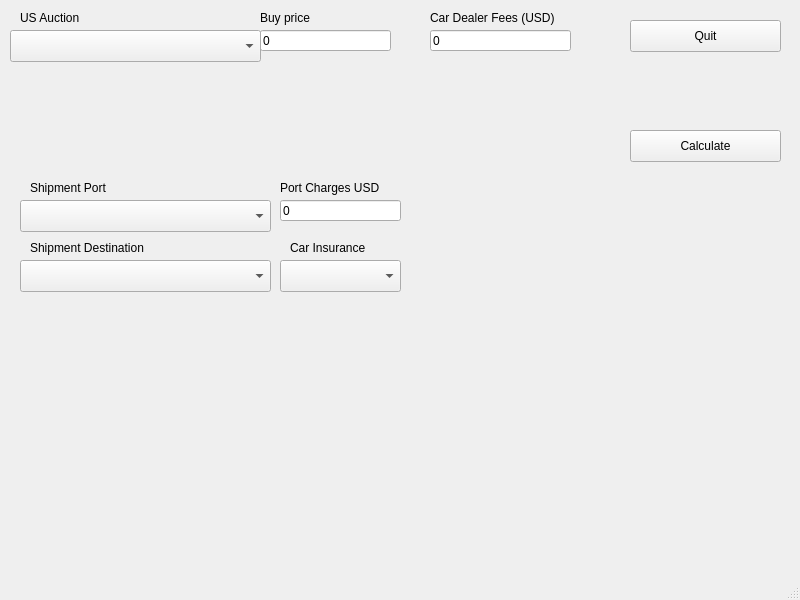
Qt form mainwindow.ui (C0nstanta/manheim) before a commit.
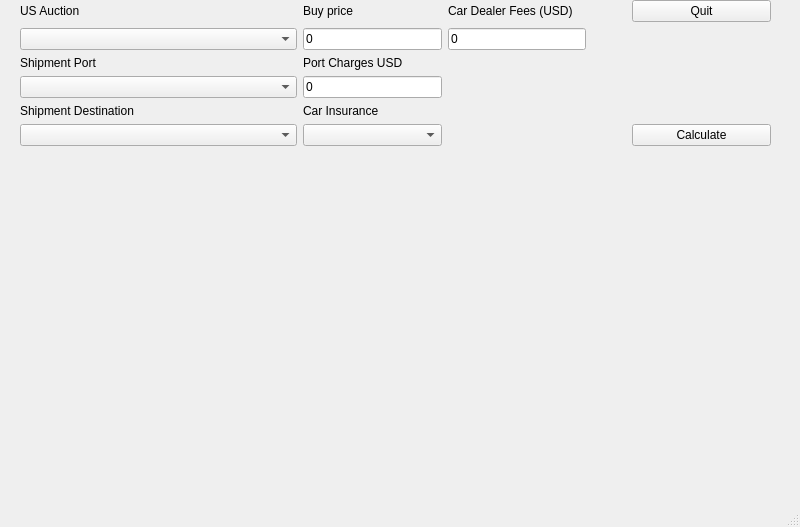
The same form after that commit.

Commit message:
stretch: window
window stretching

Issue-ID: not stretching

```diff
--- a/mainwindow.ui
+++ b/mainwindow.ui
@@ -7,7 +7,7 @@
     <x>0</x>
     <y>0</y>
     <width>800</width>
-    <height>600</height>
+    <height>527</height>
    </rect>
   </property>
   <property name="windowTitle">
@@ -17,207 +17,162 @@
    <widget class="QWidget" name="widget" native="true">
     <property name="geometry">
      <rect>
-      <x>10</x>
+      <x>0</x>
       <y>0</y>
       <width>781</width>
-      <height>571</height>
+      <height>591</height>
      </rect>
     </property>
+    <widget class="QWidget" name="gridLayoutWidget">
+     <property name="geometry">
+      <rect>
+       <x>0</x>
+       <y>0</y>
+       <width>771</width>
+       <height>271</height>
+      </rect>
+     </property>
+     <layout class="QGridLayout" name="gridLayout" rowstretch="0,0,0,0,0,0,0,0,0,0" columnstretch="0,2,1,1,0,1">
+      <item row="4" column="2">
+       <widget class="QLineEdit" name="lEditPortCharges">
+        <property name="text">
+         <string>0</string>
+        </property>
+       </widget>
+      </item>
+      <item row="4" column="1">
+       <widget class="QComboBox" name="CB_USPortLoading"/>
+      </item>
+      <item row="1" column="5">
+       <widget class="QPushButton" name="pushButtonQuit">
+        <property name="text">
+         <string>Quit</string>
+        </property>
+       </widget>
+      </item>
+      <item row="9" column="1">
+       <spacer name="horizontalSpacer">
+        <property name="orientation">
+         <enum>Qt::Orientation::Horizontal</enum>
+        </property>
+        <property name="sizeHint" stdset="0">
+         <size>
+          <width>40</width>
+          <height>20</height>
+         </size>
+        </property>
+       </spacer>
+      </item>
+      <item row="3" column="1">
+       <widget class="QLabel" name="lUSPort">
+        <property name="text">
+         <string>Shipment Port</string>
+        </property>
+       </widget>
+      </item>
+      <item row="2" column="1">
     <widget class="QComboBox" name="CB_Auction">
-     <property name="geometry">
-      <rect>
-       <x>0</x>
-       <y>30</y>
-       <width>251</width>
-       <height>32</height>
-      </rect>
-     </property>
-    </widget>
+        <property name="currentText">
+         <string extracomment="Auctions of USA"/>
+        </property>
+       </widget>
+      </item>
+      <item row="3" column="2">
+       <widget class="QLabel" name="lPortCharges">
+        <property name="text">
+         <string>Port Charges USD</string>
+        </property>
+       </widget>
+      </item>
+      <item row="7" column="5">
     <widget class="QPushButton" name="pushButton">
-     <property name="geometry">
-      <rect>
-       <x>620</x>
-       <y>130</y>
-       <width>151</width>
-       <height>32</height>
-      </rect>
-     </property>
      <property name="text">
       <string>Calculate</string>
      </property>
     </widget>
-    <widget class="QComboBox" name="mCBDestinationCountry">
-     <property name="geometry">
-      <rect>
-       <x>10</x>
-       <y>260</y>
-       <width>251</width>
-       <height>32</height>
-      </rect>
-     </property>
-    </widget>
-    <widget class="QComboBox" name="CB_USPortLoading">
-     <property name="geometry">
-      <rect>
-       <x>10</x>
-       <y>200</y>
-       <width>251</width>
-       <height>32</height>
-      </rect>
-     </property>
-    </widget>
-    <widget class="QLabel" name="lAuction">
-     <property name="geometry">
-      <rect>
-       <x>10</x>
-       <y>10</y>
-       <width>121</width>
-       <height>16</height>
-      </rect>
-     </property>
+      </item>
+      <item row="5" column="2">
+       <widget class="QLabel" name="lCarInsurance">
      <property name="text">
-      <string>US Auction</string>
-     </property>
-    </widget>
+         <string>Car Insurance</string>
+        </property>
+       </widget>
+      </item>
+      <item row="5" column="1">
     <widget class="QLabel" name="lDestinationCountry">
-     <property name="geometry">
-      <rect>
-       <x>20</x>
-       <y>240</y>
-       <width>131</width>
-       <height>16</height>
-      </rect>
-     </property>
      <property name="text">
       <string>Shipment Destination</string>
      </property>
     </widget>
-    <widget class="QLabel" name="lUSPort">
-     <property name="geometry">
-      <rect>
-       <x>20</x>
-       <y>180</y>
-       <width>131</width>
-       <height>16</height>
-      </rect>
-     </property>
-     <property name="text">
-      <string>Shipment Port</string>
-     </property>
-    </widget>
+      </item>
+      <item row="1" column="3">
     <widget class="QLabel" name="lCarDealerFee">
-     <property name="geometry">
-      <rect>
-       <x>420</x>
-       <y>10</y>
-       <width>141</width>
-       <height>16</height>
-      </rect>
-     </property>
      <property name="text">
       <string>Car Dealer Fees (USD)</string>
      </property>
     </widget>
-    <widget class="QLabel" name="lPortCharges">
-     <property name="geometry">
-      <rect>
-       <x>270</x>
-       <y>180</y>
-       <width>121</width>
-       <height>16</height>
-      </rect>
-     </property>
-     <property name="text">
-      <string>Port Charges USD</string>
-     </property>
-    </widget>
-    <widget class="QLineEdit" name="lEditPortCharges">
-     <property name="geometry">
-      <rect>
-       <x>270</x>
-       <y>200</y>
-       <width>121</width>
-       <height>21</height>
-      </rect>
-     </property>
+      </item>
+      <item row="7" column="1">
+       <widget class="QComboBox" name="mCBDestinationCountry"/>
+      </item>
+      <item row="2" column="2">
+       <widget class="QLineEdit" name="lEditBrokerFees">
      <property name="text">
       <string>0</string>
      </property>
     </widget>
+      </item>
+      <item row="7" column="2">
+       <widget class="QComboBox" name="CB_CarInsurance"/>
+      </item>
+      <item row="2" column="3">
     <widget class="QLineEdit" name="lEditCarDealerFees">
-     <property name="geometry">
-      <rect>
-       <x>420</x>
-       <y>30</y>
-       <width>141</width>
-       <height>21</height>
-      </rect>
-     </property>
      <property name="text">
       <string>0</string>
      </property>
     </widget>
-    <widget class="QLabel" name="lCarInsurance">
-     <property name="geometry">
-      <rect>
-       <x>280</x>
-       <y>240</y>
-       <width>131</width>
-       <height>16</height>
-      </rect>
-     </property>
-     <property name="text">
-      <string>Car Insurance</string>
-     </property>
-    </widget>
-    <widget class="QComboBox" name="CB_CarInsurance">
-     <property name="geometry">
-      <rect>
-       <x>270</x>
-       <y>260</y>
-       <width>121</width>
-       <height>32</height>
-      </rect>
-     </property>
-    </widget>
+      </item>
+      <item row="1" column="2">
     <widget class="QLabel" name="lAuctionPrice">
-     <property name="geometry">
-      <rect>
-       <x>250</x>
-       <y>10</y>
-       <width>131</width>
-       <height>16</height>
-      </rect>
-     </property>
      <property name="text">
       <string>Buy price</string>
      </property>
     </widget>
-    <widget class="QLineEdit" name="lEditBrokerFees">
-     <property name="geometry">
-      <rect>
-       <x>250</x>
-       <y>30</y>
-       <width>131</width>
-       <height>21</height>
-      </rect>
-     </property>
+      </item>
+      <item row="1" column="1">
+       <widget class="QLabel" name="lAuction">
      <property name="text">
-      <string>0</string>
-     </property>
-    </widget>
-    <widget class="QPushButton" name="pushButtonQuit">
-     <property name="geometry">
-      <rect>
-       <x>620</x>
-       <y>20</y>
-       <width>151</width>
-       <height>32</height>
-      </rect>
-     </property>
-     <property name="text">
-      <string>Quit</string>
-     </property>
+         <string>US Auction</string>
+        </property>
+       </widget>
+      </item>
+      <item row="9" column="0">
+       <spacer name="verticalSpacer">
+        <property name="orientation">
+         <enum>Qt::Orientation::Vertical</enum>
+        </property>
+        <property name="sizeHint" stdset="0">
+         <size>
+          <width>20</width>
+          <height>40</height>
+         </size>
+        </property>
+       </spacer>
+      </item>
+      <item row="9" column="4">
+       <spacer name="horizontalSpacer_2">
+        <property name="orientation">
+         <enum>Qt::Orientation::Horizontal</enum>
+        </property>
+        <property name="sizeHint" stdset="0">
+         <size>
+          <width>40</width>
+          <height>20</height>
+         </size>
+        </property>
+       </spacer>
+      </item>
+     </layout>
     </widget>
    </widget>
   </widget>
```
Lines whose indentation alone changed are shown as unchanged. The commit also changes 2 other files.
